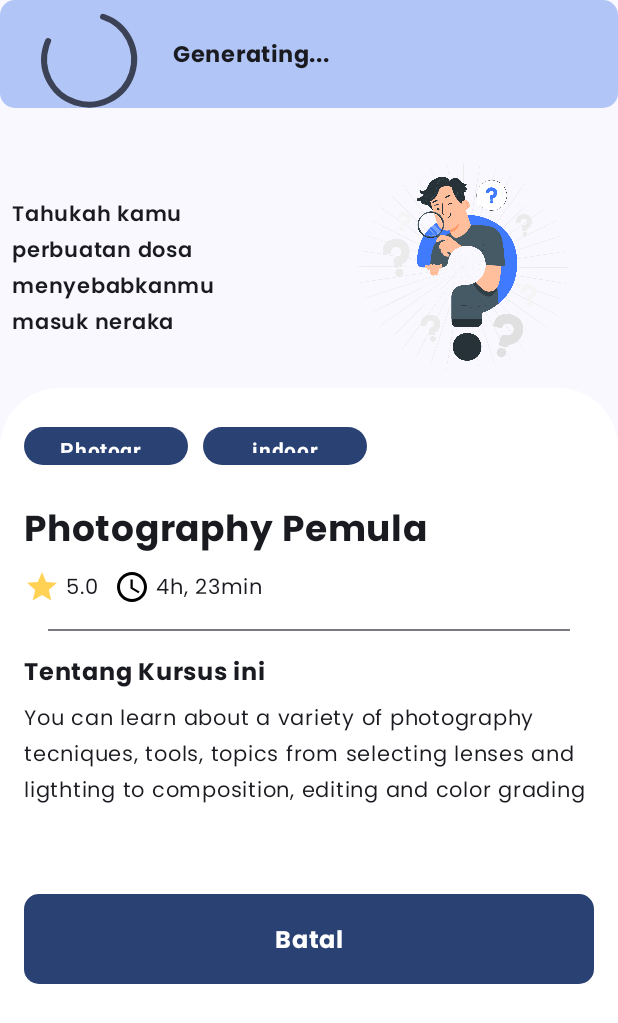
After one commit to fitriadyaa/knowze-app, an Android app built with Jetpack Compose: the composable GeneratingCourseScreen shown on its own in the app's theme, on a phone screen of 412 x 824 dp. The commit adds this screen. Shown: the top 1023 px of the screen. Run offline under Robolectric (Android 15) with nearby library versions, the phone set to English and light mode, and no system bars; our stand-ins replace Shimmer.

Commit message:
[Generating Course Screen] Slicing UI

```diff
--- a/app/build.gradle.kts
+++ b/app/build.gradle.kts
@@ -54,6 +54,9 @@ dependencies {
     // ExoPlayer
     implementation("androidx.media3:media3-exoplayer:1.2.0")
 
+    // Shimmer (Buat bikin loading)
+    implementation("com.valentinilk.shimmer:compose-shimmer:1.2.0")
+
     implementation("androidx.core:core-ktx:1.9.0")
     implementation("androidx.lifecycle:lifecycle-runtime-ktx:2.6.2")
     implementation("androidx.activity:activity-compose:1.8.1")
--- /dev/null
+++ b/app/src/main/java/com/knowzeteam/knowze/ui/screen/detailcourse/GeneratingCourseScreen.kt
@@ -0,0 +1,303 @@
+package com.knowzeteam.knowze.ui.screen.detailcourse
+
+import androidx.compose.foundation.Image
+import androidx.compose.foundation.layout.Column
+import androidx.compose.foundation.layout.Spacer
+import androidx.compose.foundation.layout.fillMaxSize
+import androidx.compose.foundation.layout.height
+import androidx.compose.runtime.Composable
+import androidx.compose.ui.Modifier
+import androidx.compose.ui.tooling.preview.Preview
+import androidx.compose.ui.unit.dp
+import androidx.compose.foundation.background
+import androidx.compose.foundation.layout.Arrangement
+import androidx.compose.foundation.layout.Box
+import androidx.compose.foundation.layout.Row
+import androidx.compose.foundation.layout.fillMaxWidth
+import androidx.compose.foundation.layout.padding
+import androidx.compose.foundation.layout.size
+import androidx.compose.foundation.layout.width
+import androidx.compose.foundation.rememberScrollState
+import androidx.compose.foundation.shape.RoundedCornerShape
+import androidx.compose.foundation.verticalScroll
+import androidx.compose.material3.Button
+import androidx.compose.material3.ButtonDefaults
+import androidx.compose.material3.CircularProgressIndicator
+import androidx.compose.material3.Divider
+import androidx.compose.material3.MaterialTheme
+import androidx.compose.material3.Text
+import androidx.compose.ui.Alignment
+import androidx.compose.ui.Alignment.Companion.CenterVertically
+import androidx.compose.ui.graphics.Color
+import androidx.compose.ui.res.painterResource
+import androidx.compose.ui.res.stringResource
+import androidx.compose.ui.text.font.FontWeight
+import androidx.compose.ui.text.style.TextAlign
+import androidx.compose.ui.unit.sp
+import com.knowzeteam.knowze.R
+import com.knowzeteam.knowze.ui.theme.BorderColor
+import com.knowzeteam.knowze.ui.theme.KnowzeTheme
+import com.valentinilk.shimmer.shimmer
+
+@Composable
+fun GeneratingCourseScreen() {
+        Column(
+            modifier = Modifier
+                .fillMaxSize()
+        ) {
+            GenerateCourseItem()
+            Spacer(modifier = Modifier.height(25.dp))
+            BannerGenerateCourse()
+
+            Box(
+                modifier = Modifier
+                    .background(
+                        color = Color.White,
+                        shape = RoundedCornerShape(topEnd = 40.dp, topStart = 40.dp)
+                    )
+                    .padding(16.dp)
+                    .fillMaxSize()
+            ) {
+                Column(
+                    modifier = Modifier
+                        .verticalScroll(rememberScrollState())
+                        .padding(bottom = 16.dp)
+                ) {
+                    Row(
+                        horizontalArrangement = Arrangement.Start,
+                        verticalAlignment = Alignment.Top,
+                        modifier = Modifier
+                            .fillMaxWidth()
+                            .padding(top = 10.dp, end = 10.dp)
+                    ) {
+                        // Course Category: Photography
+                        Button(
+                            onClick = { /*TODO*/ },
+                            colors = ButtonDefaults.buttonColors(MaterialTheme.colorScheme.primary),
+                            shape = RoundedCornerShape(25.dp),
+                            modifier = Modifier
+                                .size(109.dp, 25.dp)
+                                .shimmer()
+                        ) {
+                            Text(
+                                text = "Photography",
+                                style = MaterialTheme.typography.labelMedium.copy(
+                                    fontSize = 14.sp,
+                                    fontWeight = FontWeight.Bold,
+                                )
+                            )
+                        }
+
+                        Spacer(modifier = Modifier.width(10.dp))
+
+                        // Course Category: Indoor
+                        Button(
+                            onClick = { /*TODO*/ },
+                            shape = RoundedCornerShape(25.dp),
+                            modifier = Modifier
+                                .size(109.dp, 25.dp)
+                                .shimmer()
+                        ) {
+                            Text(
+                                text = "indoor",
+                                style = MaterialTheme.typography.labelMedium.copy(
+                                    fontSize = 14.sp,
+                                    fontWeight = FontWeight.Bold,
+                                )
+                            )
+                        }
+                    }
+
+                    Spacer(modifier = Modifier.height(25.dp))
+
+                    Column(
+                        horizontalAlignment = Alignment.Start,
+                        modifier = Modifier
+                            .fillMaxSize()
+                    ) {
+                        // Judul Course
+                        Text(
+                            text = stringResource(id = R.string.course_title),
+                            style = MaterialTheme.typography.titleLarge.copy(
+                                fontSize = 24.sp,
+                                textAlign = TextAlign.Start,
+                                fontWeight = FontWeight.Bold
+                            ),
+                            modifier = Modifier
+                                .fillMaxWidth()
+                                .shimmer()
+                        )
+
+                        Row(
+                            horizontalArrangement = Arrangement.Start,
+                            verticalAlignment = Alignment.CenterVertically,
+                            modifier = Modifier
+                                .fillMaxWidth()
+                                .padding(top = 10.dp, end = 10.dp)
+                                .shimmer()
+                        ) {
+                            // Rating Course //
+                            Image(
+                                painter = painterResource(id = R.drawable.ic_star),
+                                contentDescription = "Course Time",
+                            )
+
+                            Spacer(modifier = Modifier.width(4.dp))
+
+                            Text(
+                                text = stringResource(id = R.string.course_rating)
+                            )
+                            // Rating Course //
+
+                            Spacer(modifier = Modifier.width(10.dp))
+
+                            // Course Time //
+                            Image(
+                                painter = painterResource(id = R.drawable.ic_time),
+                                contentDescription = "Course Time",
+                            )
+
+                            Spacer(modifier = Modifier.width(4.dp))
+
+                            Text(
+                                text = stringResource(id = R.string.course_time)
+                            )
+                            // Course Time //
+                        }
+
+                        Divider(modifier = Modifier.padding(horizontal = 16.dp, vertical = 16.dp))
+
+                        Column(
+                            horizontalAlignment = Alignment.Start,
+                            modifier = Modifier
+                                .fillMaxSize()
+                        ) {
+                            // Deskripsi Course
+                            Text(
+                                text = stringResource(id = R.string.desc_title),
+                                style = MaterialTheme.typography.titleLarge.copy(
+                                    fontSize = 16.sp,
+                                    textAlign = TextAlign.Start,
+                                    fontWeight = FontWeight.Bold
+                                ),
+                                modifier = Modifier
+                                    .fillMaxWidth()
+                                    .shimmer()
+                            )
+
+                            Spacer(modifier = Modifier.height(10.dp))
+
+                            Text(
+                                text = stringResource(id = R.string.desc),
+                                style = MaterialTheme.typography.bodyMedium.copy(
+                                    fontSize = 14.sp,
+                                    textAlign = TextAlign.Start,
+                                    fontWeight = FontWeight.Light
+                                ),
+                                modifier = Modifier
+                                    .fillMaxWidth()
+                                    .shimmer()
+                            )
+
+                            Spacer(modifier = Modifier.height(60.dp))
+
+                            // Button Batal Generate
+                            Button(
+                                onClick = { /*TODO*/ },
+                                shape = RoundedCornerShape(10.dp),
+                                colors = ButtonDefaults.buttonColors(MaterialTheme.colorScheme.primary),
+                                modifier = Modifier
+                                    .fillMaxWidth()
+                                    .size(327.dp, 60.dp)
+                            ) {
+                                Text(
+                                    text = stringResource(id = R.string.cancel),
+                                    style = MaterialTheme.typography.titleMedium.copy(
+                                        fontSize = 16.sp,
+                                        textAlign = TextAlign.Center,
+                                        fontWeight = FontWeight.Bold
+                                    ),
+                                    modifier = Modifier
+                                        .fillMaxWidth()
+                                )
+                            }
+                        }
+                    }
+                }
+            }
+        }
+}
+
+@Composable
+fun GenerateCourseItem() {
+    Box(
+        modifier = Modifier
+            .background(
+                color = BorderColor,
+                shape = RoundedCornerShape(10.dp)
+            )
+            .padding(16.dp)
+            .fillMaxWidth()
+    ) {
+        Row{
+            CircularProgressIndicator(
+                modifier = Modifier
+                    .width(64.dp),
+                color = MaterialTheme.colorScheme.secondary,
+            )
+
+            Spacer(modifier = Modifier.width(35.dp))
+
+            Text(
+                text = "Generating...",
+                style = MaterialTheme.typography.titleLarge.copy(
+                    fontSize = 15.sp,
+                    fontWeight = FontWeight.Bold
+                ),
+                modifier = Modifier
+                    .align(CenterVertically)
+                    .weight(1f)
+            )
+        }
+    }
+}
+
+@Composable
+fun BannerGenerateCourse() {
+    Row(
+        verticalAlignment = Alignment.CenterVertically,
+        horizontalArrangement = Arrangement.SpaceBetween,
+        modifier = Modifier
+            .padding(8.dp)
+            .fillMaxWidth()
+    ) {
+        Text(
+            text = stringResource(id = R.string.generate_message),
+            style = MaterialTheme.typography.titleLarge.copy(
+                fontSize = 14.sp,
+                fontWeight = FontWeight.SemiBold
+            ),
+            modifier = Modifier
+                .weight(1f)
+                .padding(end = 8.dp)
+        )
+
+        Spacer(modifier = Modifier.width(16.dp))
+
+        Image(
+            painter = painterResource(id = R.drawable.ic_generate_course),
+            contentDescription = "Generate Icon",
+            modifier = Modifier
+                .size(145.dp, 145.dp)
+                .weight(1f)
+        )
+    }
+}
+
+@Preview(showBackground = true)
+@Composable
+fun GeneratingCoursePreview() {
+    KnowzeTheme {
+        GeneratingCourseScreen()
+    }
+}
--- a/app/src/main/res/values/strings.xml
+++ b/app/src/main/res/values/strings.xml
@@ -26,4 +26,6 @@
     <string name="title_detail">Photography Pemula</string>
     <string name="course_detail_1">In this tutorial, we will delve into a captivating exploration of the history and evolution of comics, tracing their origins and development from their early beginnings to their contemporary significance in popular culture. Through a comprehensive analysis of key historical milestones and influential artists, we will uncover the transformative journey that has shaped comics into the dynamic medium it is today.</string>
     <string name="course_detail_2">Key Points Covered:\n\n1. Origins of Comics: Explore the ancient origins of comics, tracing their roots back to early visual storytelling traditions in ancient civilizations and examining their progression through the ages.\n\n2. Early Comic Strips and Newspapers: Investigate the emergence of comic strips in newspapers and their role in shaping the early narrative styles and visual elements that became synonymous with the medium.\n\n3. Golden Age of Comics: Examine the influential period of the Golden Age of Comics, highlighting the rise of iconic superheroes and the establishment of the comic book format as a cultural phenomenon.\n\n4. Silver and Bronze Age Developments: Delve into the developments of the Silver and Bronze Ages, analyzing the diversification of genres, the emergence of anti-heroes, and the evolution of narrative structures within the medium.\n\n5. Modern Era and Beyond: Discuss the contemporary landscape of comics, including the rise of graphic novels, the impact of independent and underground comics, and the fusion of traditional and digital storytelling techniques in the digital age.\n\nThrough engaging historical accounts, visual representations, and insightful discussions, this tutorial aims to provide a comprehensive understanding of the historical context and cultural significance of comics, allowing you to appreciate the rich heritage and dynamic evolution of this compelling visual medium.</string>
+    <string name="generate_message">Tahukah kamu perbuatan dosa menyebabkanmu masuk neraka</string>
+    <string name="cancel">Batal</string>
 </resources>
```
Also changed, not shown: app/src/main/res/drawable/ic_generate_course.png (added).
